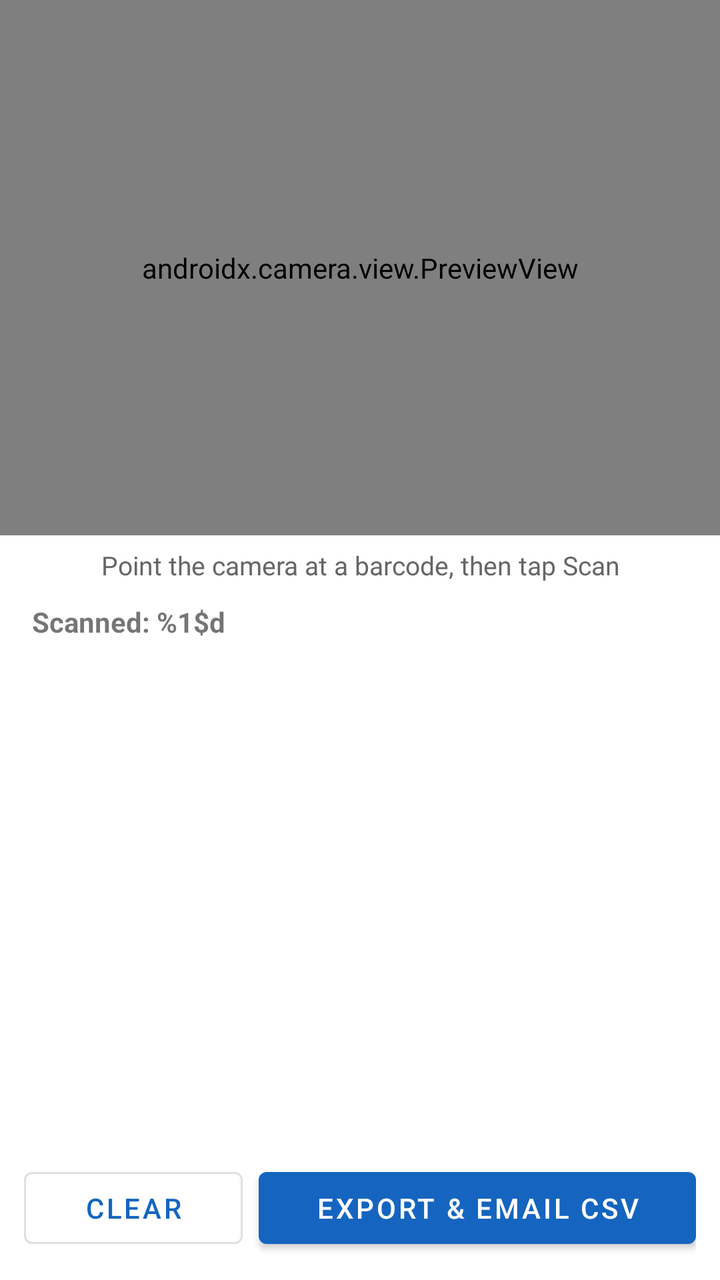
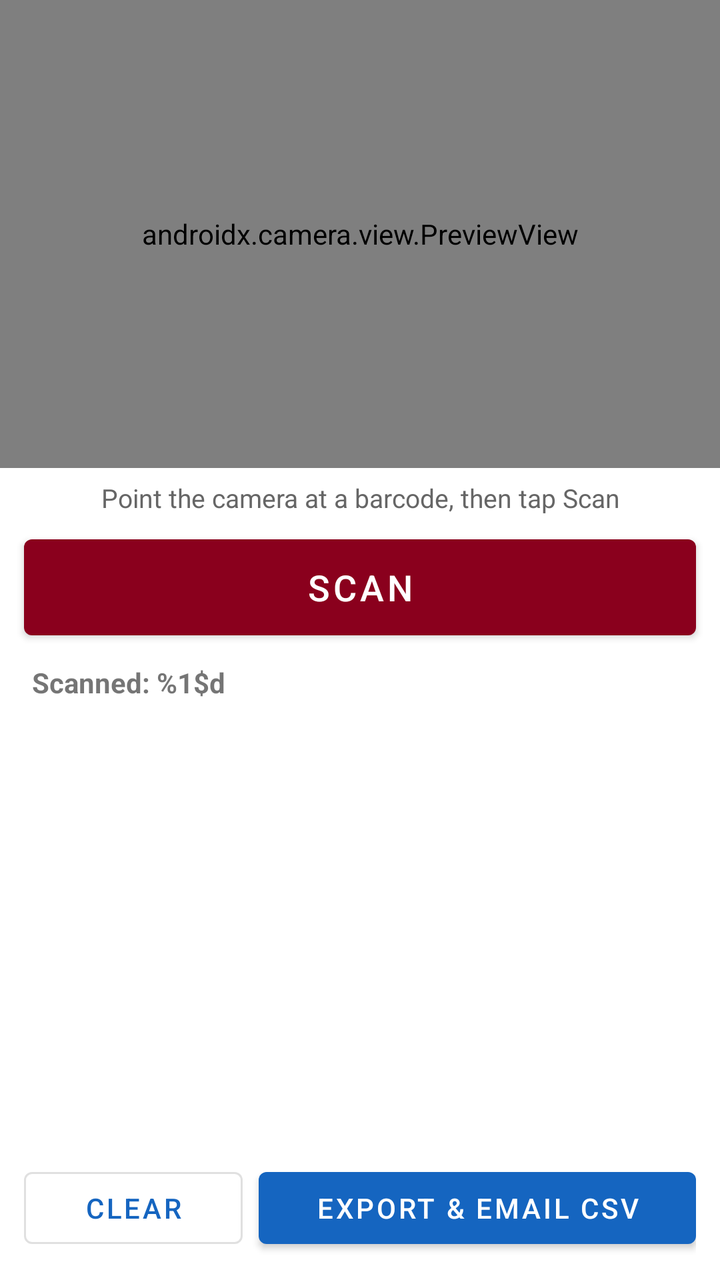

An Android layout rendered at two revisions. The XML below is the earlier revision; the diff shows what the commit changed to produce the second picture.
<!-- AndroidManifest.xml: application theme Theme.BarcodeScanner -->
<!-- res/layout/activity_main.xml -->
<?xml version="1.0" encoding="utf-8"?>
<LinearLayout xmlns:android="http://schemas.android.com/apk/res/android"
    xmlns:app="http://schemas.android.com/apk/res-auto"
    android:layout_width="match_parent"
    android:layout_height="match_parent"
    android:orientation="vertical"
    android:background="#FFFFFF">

    <androidx.camera.view.PreviewView
        android:id="@+id/previewView"
        android:layout_width="match_parent"
        android:layout_height="0dp"
        android:layout_weight="1.1" />

    <TextView
        android:id="@+id/tvHint"
        android:layout_width="match_parent"
        android:layout_height="wrap_content"
        android:text="@string/hint_point_camera"
        android:gravity="center"
        android:padding="6dp"
        android:textSize="13sp"
        android:textColor="#666666" />

    <TextView
        android:id="@+id/tvCount"
        android:layout_width="match_parent"
        android:layout_height="wrap_content"
        android:text="@string/scanned_count"
        android:paddingStart="16dp"
        android:paddingEnd="16dp"
        android:paddingTop="4dp"
        android:paddingBottom="4dp"
        android:textStyle="bold" />

    <androidx.recyclerview.widget.RecyclerView
        android:id="@+id/recyclerScans"
        android:layout_width="match_parent"
        android:layout_height="0dp"
        android:layout_weight="1"
        android:paddingStart="8dp"
        android:paddingEnd="8dp"
        android:clipToPadding="false" />

    <LinearLayout
        android:layout_width="match_parent"
        android:layout_height="wrap_content"
        android:orientation="horizontal"
        android:padding="12dp">

        <com.google.android.material.button.MaterialButton
            android:id="@+id/btnClear"
            android:layout_width="0dp"
            android:layout_height="wrap_content"
            android:layout_weight="1"
            android:layout_marginEnd="8dp"
            android:text="@string/btn_clear"
            style="@style/Widget.MaterialComponents.Button.OutlinedButton" />

        <com.google.android.material.button.MaterialButton
            android:id="@+id/btnExportEmail"
            android:layout_width="0dp"
            android:layout_height="wrap_content"
            android:layout_weight="2"
            android:text="@string/btn_export" />

    </LinearLayout>

</LinearLayout>
<!-- resources referenced by this layout -->
<resources>
  <string name="btn_clear">Clear</string>
  <string name="btn_export">Export &amp; Email CSV</string>
  <string name="hint_point_camera">Point the camera at a barcode, then tap Scan</string>
  <string name="scanned_count">Scanned: %1$d</string>
  <style name="Theme.BarcodeScanner" parent="Theme.MaterialComponents.DayNight.NoActionBar">
          <item name="colorPrimary">#1565C0</item>
          <item name="colorPrimaryDark">#0D47A1</item>
          <item name="colorAccent">#1565C0</item>
      </style>
</resources>

<!-- the commit's change to res/layout/activity_main.xml (unified diff, before → after) -->
@@ -22,6 +22,16 @@
         android:textSize="13sp"
         android:textColor="#666666" />
 
+    <com.google.android.material.button.MaterialButton
+        android:id="@+id/btnScan"
+        android:layout_width="match_parent"
+        android:layout_height="60dp"
+        android:layout_marginStart="12dp"
+        android:layout_marginEnd="12dp"
+        android:text="@string/btn_scan"
+        android:textSize="18sp"
+        app:backgroundTint="#8A001D" />
+
     <TextView
         android:id="@+id/tvCount"
         android:layout_width="match_parent"
@@ -29,7 +39,7 @@
         android:text="@string/scanned_count"
         android:paddingStart="16dp"
         android:paddingEnd="16dp"
-        android:paddingTop="4dp"
+        android:paddingTop="8dp"
         android:paddingBottom="4dp"
         android:textStyle="bold" />
 
<!-- resource entries referenced after the edit -->
@@ -2,6 +2,7 @@
 <resources>
   <string name="btn_clear">Clear</string>
   <string name="btn_export">Export &amp; Email CSV</string>
+  <string name="btn_scan">Scan</string>
   <string name="hint_point_camera">Point the camera at a barcode, then tap Scan</string>
   <string name="scanned_count">Scanned: %1$d</string>
   <style name="Theme.BarcodeScanner" parent="Theme.MaterialComponents.DayNight.NoActionBar">
